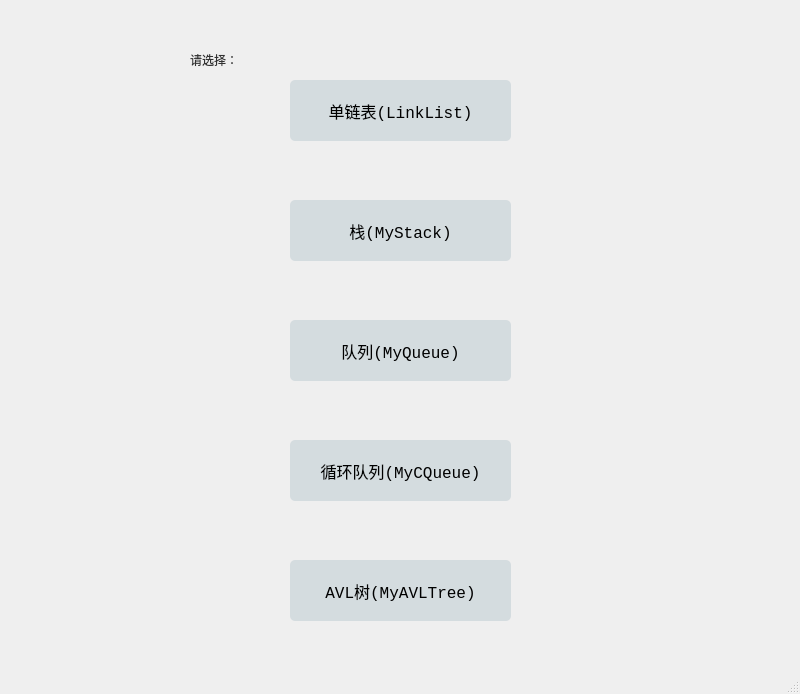
bkqkdksdr/QT, file mainwindow.ui: the form before one commit.
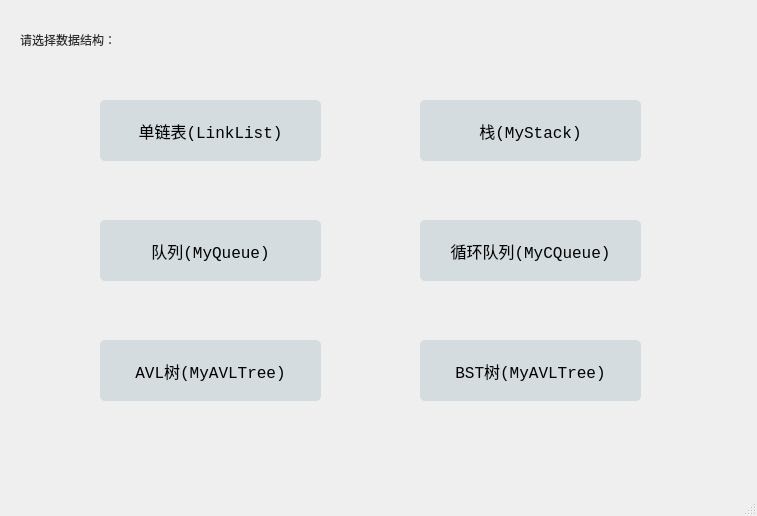
The form after the commit.

Patch:
```diff
--- a/mainwindow.ui
+++ b/mainwindow.ui
@@ -6,8 +6,8 @@
    <rect>
     <x>0</x>
     <y>0</y>
-    <width>800</width>
-    <height>694</height>
+    <width>757</width>
+    <height>516</height>
    </rect>
   </property>
   <property name="windowTitle">
@@ -17,9 +17,9 @@
    <widget class="QLabel" name="label">
     <property name="geometry">
      <rect>
-      <x>190</x>
-      <y>40</y>
-      <width>100</width>
+      <x>20</x>
+      <y>20</y>
+      <width>201</width>
       <height>40</height>
      </rect>
     </property>
@@ -28,14 +28,14 @@
 color: rgb(49, 49, 49);</string>
     </property>
     <property name="text">
-     <string>请选择：</string>
+     <string>请选择数据结构：</string>
     </property>
    </widget>
    <widget class="QPushButton" name="pushButton1">
     <property name="geometry">
      <rect>
-      <x>290</x>
-      <y>80</y>
+      <x>100</x>
+      <y>100</y>
       <width>221</width>
       <height>61</height>
      </rect>
@@ -77,8 +77,8 @@
    <widget class="QPushButton" name="pushButton2">
     <property name="geometry">
      <rect>
-      <x>290</x>
-      <y>200</y>
+      <x>420</x>
+      <y>100</y>
       <width>221</width>
       <height>61</height>
      </rect>
@@ -120,8 +120,8 @@
    <widget class="QPushButton" name="pushButton3">
     <property name="geometry">
      <rect>
-      <x>290</x>
-      <y>320</y>
+      <x>100</x>
+      <y>220</y>
       <width>221</width>
       <height>61</height>
      </rect>
@@ -163,8 +163,8 @@
    <widget class="QPushButton" name="pushButton4">
     <property name="geometry">
      <rect>
-      <x>290</x>
-      <y>440</y>
+      <x>420</x>
+      <y>220</y>
       <width>221</width>
       <height>61</height>
      </rect>
@@ -206,8 +206,8 @@
    <widget class="QPushButton" name="pushButton5">
     <property name="geometry">
      <rect>
-      <x>290</x>
-      <y>560</y>
+      <x>100</x>
+      <y>340</y>
       <width>221</width>
       <height>61</height>
      </rect>
@@ -246,6 +246,49 @@
      <string>AVL树(MyAVLTree)</string>
     </property>
    </widget>
+   <widget class="QPushButton" name="pushButton6">
+    <property name="geometry">
+     <rect>
+      <x>420</x>
+      <y>340</y>
+      <width>221</width>
+      <height>61</height>
+     </rect>
+    </property>
+    <property name="sizePolicy">
+     <sizepolicy hsizetype="Preferred" vsizetype="Preferred">
+      <horstretch>0</horstretch>
+      <verstretch>0</verstretch>
+     </sizepolicy>
+    </property>
+    <property name="font">
+     <font>
+      <family>Consolas</family>
+      <pointsize>12</pointsize>
+      <weight>50</weight>
+      <bold>false</bold>
+     </font>
+    </property>
+    <property name="cursor">
+     <cursorShape>OpenHandCursor</cursorShape>
+    </property>
+    <property name="styleSheet">
+     <string notr="true">QPushButton {
+     background-color: #D4DCDF;
+     border-radius: 5%;
+}
+
+QPushButton:pressed {
+     background-color: #D4DCDF;
+     border-radius: 5%;
+	color: white;
+	border: 5px solid white;
+}</string>
+    </property>
+    <property name="text">
+     <string>BST树(MyAVLTree)</string>
+    </property>
+   </widget>
   </widget>
   <widget class="QMenuBar" name="menubar">
    <property name="geometry">
```
Left out of the diff: 2 changed lines with no effect on the pictures.
